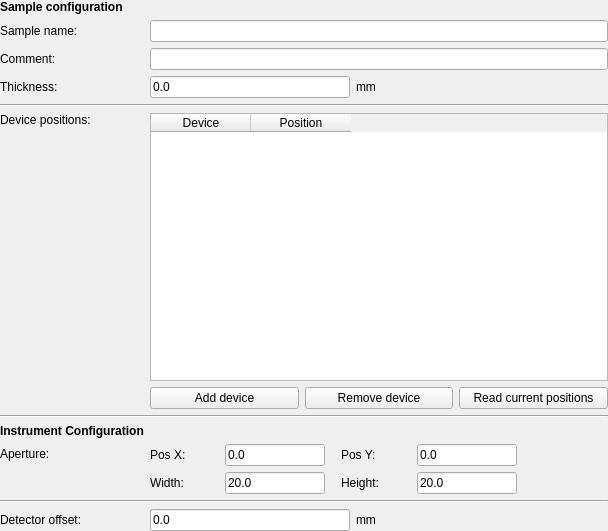
Above: nicos_ess/loki/gui/ui_files/sampleconf_summary.ui from mlz-ictrl/nicos before the change. Below: the same form after it.
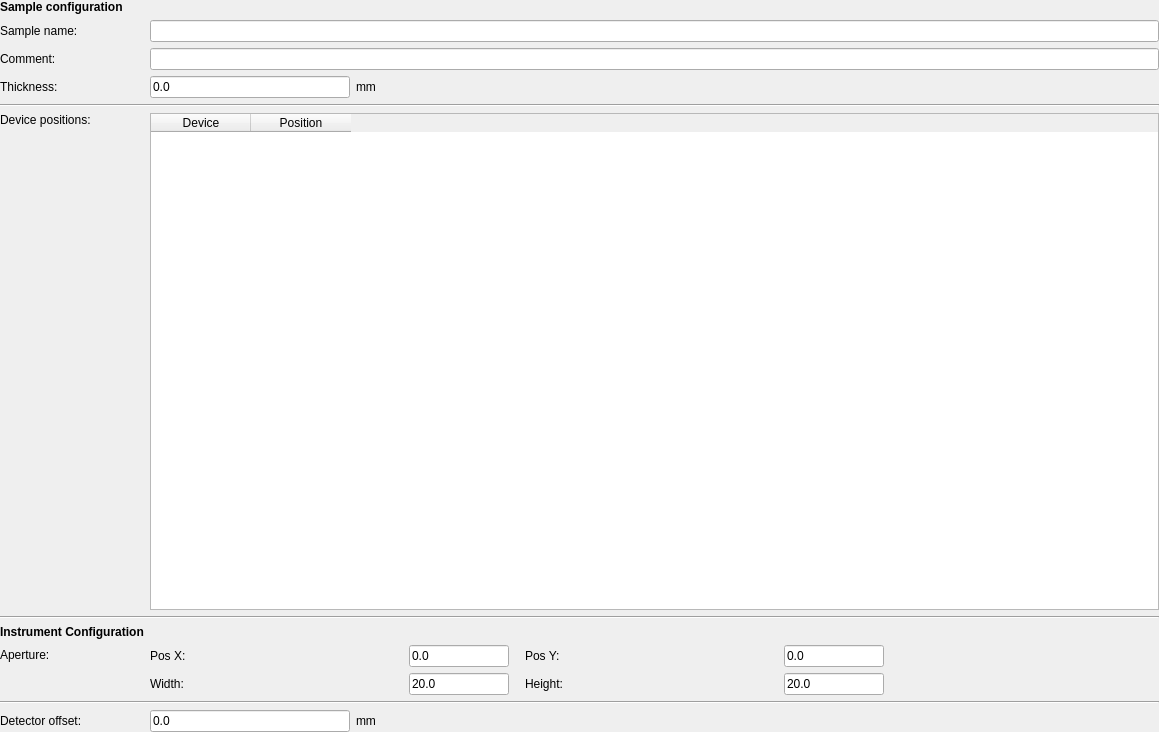
That is the form after the change.

Commit message: Remove device buttons in ui file sampleconf_summary

The edit to the form file:
```diff
--- a/nicos_ess/loki/gui/ui_files/sampleconf_summary.ui
+++ b/nicos_ess/loki/gui/ui_files/sampleconf_summary.ui
@@ -6,8 +6,8 @@
    <rect>
     <x>0</x>
     <y>0</y>
-    <width>608</width>
-    <height>531</height>
+    <width>1159</width>
+    <height>732</height>
    </rect>
   </property>
   <property name="windowTitle">
@@ -84,31 +84,6 @@
          </column>
         </widget>
        </item>
-       <item>
-        <layout class="QHBoxLayout" name="horizontalLayout_2">
-         <item>
-          <widget class="QPushButton" name="addDevBtn">
-           <property name="text">
-            <string>Add device</string>
-           </property>
-          </widget>
-         </item>
-         <item>
-          <widget class="QPushButton" name="delDevBtn">
-           <property name="text">
-            <string>Remove device</string>
-           </property>
-          </widget>
-         </item>
-         <item>
-          <widget class="QPushButton" name="readDevsBtn">
-           <property name="text">
-            <string>Read current positions</string>
-           </property>
-          </widget>
-         </item>
-        </layout>
-       </item>
       </layout>
      </item>
      <item row="2" column="0">
```
Left out of the diff: 3 changed lines with no effect on the pictures. The commit also changes 1 other file.
